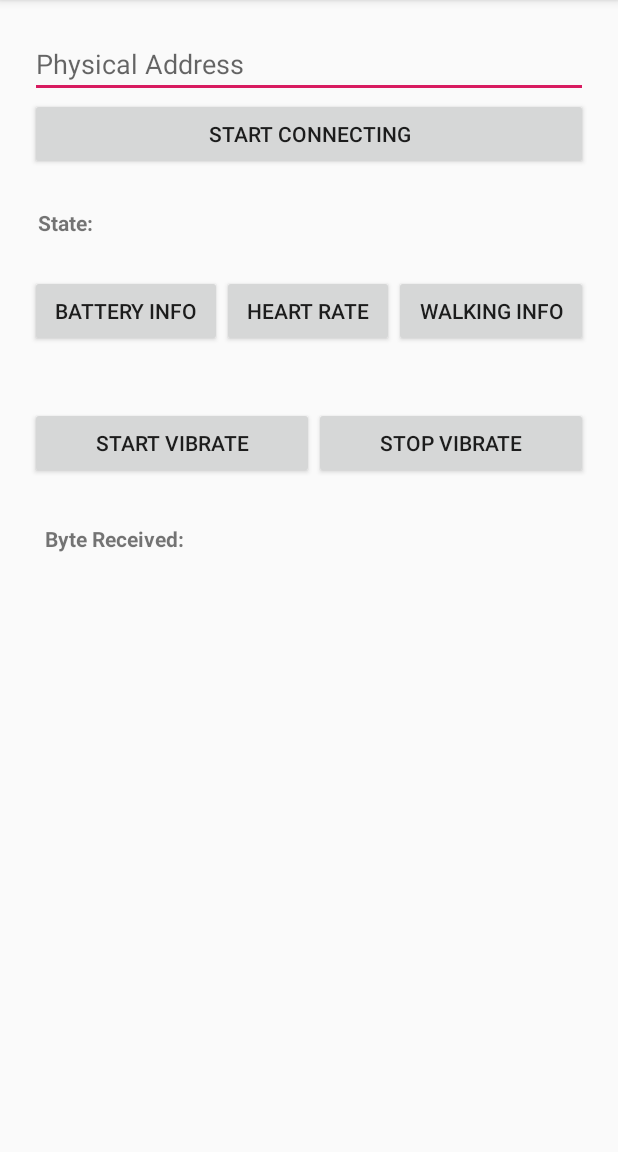
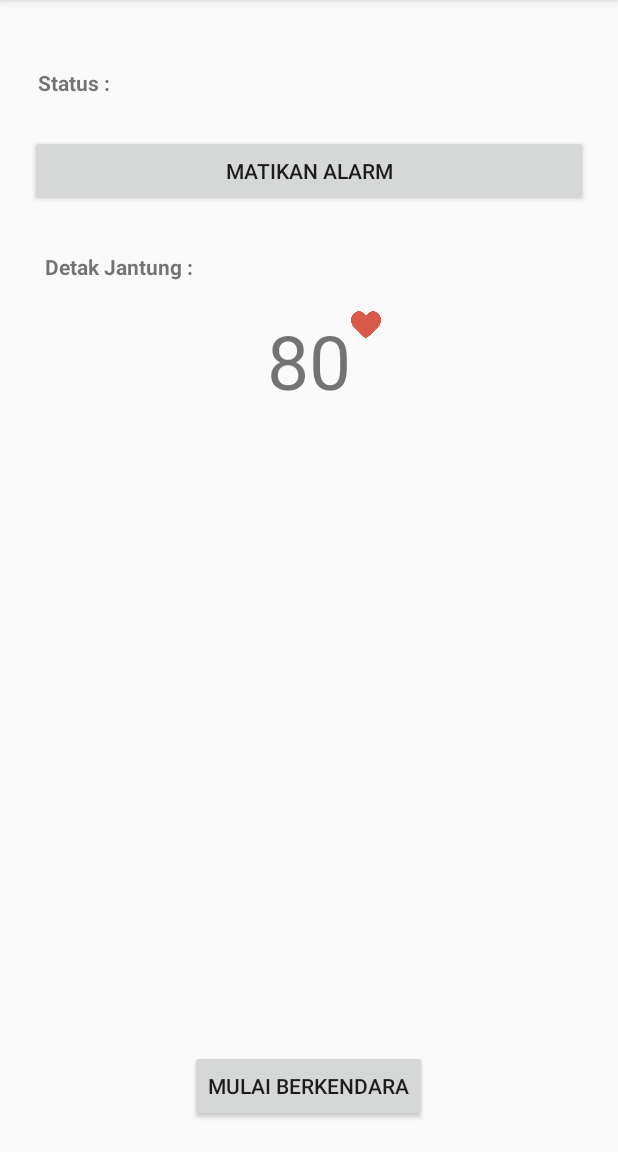
Before and after one commit to tbfikrif/SmartRider, an Android app: the MainActivity screen opened directly, with no data from a screen before it, on a phone screen of 412 x 824 dp, the part 84-1236 px from its top. Run offline under Robolectric (Android 15) with nearby library versions, the phone set to English and light mode, and no system bars.

Commit message:
fungsi mengantuk, untuk demo

```diff
--- a/app/src/main/java/id/kertas/smartrider/MainActivity.java
+++ b/app/src/main/java/id/kertas/smartrider/MainActivity.java
@@ -130,7 +130,7 @@ public class MainActivity extends AppCompatActivity {
             public void run() {
                 startScanHeartRate();
                 heartRateHandler.postDelayed(this, 20000);
-                if (heartRateValue < 60) {
+                if (heartRateValue < 80) {
                     Toast.makeText(MainActivity.this, "Mengantuk", Toast.LENGTH_LONG).show();
                     Handler handler = new Handler();
                     handler.postDelayed(new Runnable() {
--- a/app/src/main/res/layout/activity_main.xml
+++ b/app/src/main/res/layout/activity_main.xml
@@ -17,13 +17,8 @@
             android:id="@+id/txtPhysicalAddress"
             android:layout_width="match_parent"
             android:layout_height="wrap_content"
-            android:hint="Physical Address" />
-
-        <Button
-            android:id="@+id/btnStartConnecting"
-            android:layout_width="match_parent"
-            android:layout_height="wrap_content"
-            android:text="Start Connecting" />
+            android:hint="Koneksi Smart Band"
+            android:visibility="gone"/>
 
     </LinearLayout>
 
@@ -43,7 +38,7 @@
                 android:layout_width="wrap_content"
                 android:layout_height="wrap_content"
                 android:layout_weight="0.1"
-                android:text="State:"
+                android:text="Status :"
                 android:textStyle="bold" />
 
             <TextView
@@ -64,47 +59,11 @@
         android:paddingTop="20dp">
 
         <Button
-            android:id="@+id/btnGetBatteryInfo"
-            android:layout_width="wrap_content"
-            android:layout_height="wrap_content"
-            android:layout_weight="0.3"
-            android:text="Battery Info" />
-
-        <Button
-            android:id="@+id/btnGetHeartRate"
-            android:layout_width="wrap_content"
-            android:layout_height="wrap_content"
-            android:layout_weight="0.3"
-            android:text="Heart Rate" />
-
-        <Button
-            android:id="@+id/btnWalkingInfo"
-            android:layout_width="wrap_content"
-            android:layout_height="wrap_content"
-            android:layout_weight="0.3"
-            android:text="Walking Info" />
-    </LinearLayout>
-
-    <LinearLayout
-        android:layout_width="match_parent"
-        android:layout_height="wrap_content"
-        android:orientation="horizontal"
-        android:paddingBottom="20dp"
-        android:paddingTop="20dp">
-
-        <Button
-            android:id="@+id/btnStartVibrate"
-            android:layout_width="wrap_content"
-            android:layout_height="wrap_content"
-            android:layout_weight="0.3"
-            android:text="Start Vibrate" />
-
-        <Button
             android:id="@+id/btnStopVibrate"
             android:layout_width="wrap_content"
             android:layout_height="wrap_content"
             android:layout_weight="0.3"
-            android:text="Stop Vibrate" />
+            android:text="Matikan Alarm" />
     </LinearLayout>
 
 
@@ -117,14 +76,60 @@
         <TextView
             android:layout_width="match_parent"
             android:layout_height="wrap_content"
-            android:text="Byte Received:"
+            android:text="Detak Jantung :"
             android:textStyle="bold" />
 
         <TextView
-            android:id="@+id/txtByte"
+            android:id="@+id/txtProcess"
             android:layout_width="match_parent"
-            android:layout_height="100dp"
+            android:layout_height="wrap_content"
             android:scrollHorizontally="false" />
+
+        <RelativeLayout
+            android:layout_width="match_parent"
+            android:layout_height="wrap_content"
+            android:textAlignment="center"
+            android:orientation="horizontal">
+            <ImageView
+                android:id="@+id/imgHeartRate"
+                android:layout_width="20dp"
+                android:layout_height="20dp"
+                android:src="@drawable/heart_rate"
+                android:layout_toEndOf="@+id/txtByte"
+                />
+            <TextView
+                android:id="@+id/txtByte"
+                android:layout_width="wrap_content"
+                android:layout_height="wrap_content"
+                android:layout_centerHorizontal="true"
+                android:textSize="50sp"
+                android:text="80"
+                android:scrollHorizontally="false" />
+        </RelativeLayout>
+
     </LinearLayout>
 
+    <RelativeLayout
+        android:layout_width="match_parent"
+        android:layout_height="match_parent">
+
+        <Button
+            android:id="@+id/btnStartConnecting"
+            android:layout_width="wrap_content"
+            android:layout_height="wrap_content"
+            android:layout_centerInParent="true"
+            android:layout_alignParentBottom="true"
+            android:text="@string/mulai_berkendara"
+            android:visibility="visible"/>
+
+        <Button
+            android:id="@+id/btnStopConnecting"
+            android:layout_width="wrap_content"
+            android:layout_height="wrap_content"
+            android:layout_centerInParent="true"
+            android:layout_alignParentBottom="true"
+            android:text="@string/berhenti_berkendara"
+            android:visibility="gone"/>
+    </RelativeLayout>
+
 </LinearLayout>
--- a/app/src/main/res/values/strings.xml
+++ b/app/src/main/res/values/strings.xml
@@ -21,4 +21,6 @@
     <string name="menu_scan">Scan</string>
     <string name="menu_stop">Stop</string>
     <string name="menu_refresh">Refresh</string>
+    <string name="mulai_berkendara">Mulai Berkendara</string>
+    <string name="berhenti_berkendara">Berhenti Berkendara</string>
 </resources>
```
Also changed, not shown: app/src/main/res/drawable/heart_rate.png (added), 1 other file.
